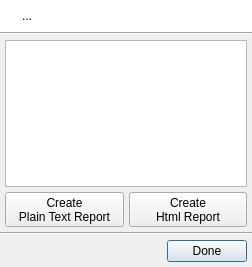
UltraStar-Deluxe/UltraStar-Manager, file uman/src/QUReportDialog.ui: the form before one commit.
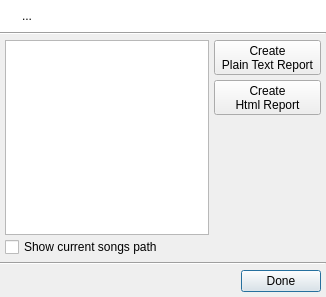
The form after the commit. Icons and pictures are not drawn.

Commit message: custom tags in reports, song file property data (e.g. file path) for reports

What changed in the file:
```diff
--- a/uman/src/QUReportDialog.ui
+++ b/uman/src/QUReportDialog.ui
@@ -5,8 +5,8 @@
    <rect>
     <x>0</x>
     <y>0</y>
-    <width>252</width>
-    <height>267</height>
+    <width>326</width>
+    <height>297</height>
    </rect>
   </property>
   <property name="windowTitle" >
@@ -15,20 +15,11 @@
   <property name="windowIcon" >
    <iconset resource="images/uman.qrc" >:/control/report.png</iconset>
   </property>
-  <layout class="QVBoxLayout" >
+  <layout class="QVBoxLayout" name="verticalLayout_5" >
    <property name="spacing" >
     <number>0</number>
    </property>
-   <property name="leftMargin" >
-    <number>0</number>
-   </property>
-   <property name="topMargin" >
-    <number>0</number>
-   </property>
-   <property name="rightMargin" >
-    <number>0</number>
-   </property>
-   <property name="bottomMargin" >
+   <property name="margin" >
     <number>0</number>
    </property>
    <item>
@@ -147,21 +138,17 @@
     </widget>
    </item>
    <item>
-    <layout class="QVBoxLayout" >
+    <layout class="QHBoxLayout" name="horizontalLayout" >
      <property name="spacing" >
       <number>5</number>
      </property>
-     <property name="leftMargin" >
+     <property name="margin" >
       <number>5</number>
      </property>
-     <property name="topMargin" >
-      <number>5</number>
-     </property>
-     <property name="rightMargin" >
-      <number>5</number>
-     </property>
-     <property name="bottomMargin" >
-      <number>5</number>
+     <item>
+      <layout class="QVBoxLayout" name="verticalLayout_3" >
+       <property name="spacing" >
+        <number>2</number>
      </property>
      <item>
       <widget class="QListWidget" name="reportList" >
@@ -183,7 +170,19 @@
       </widget>
      </item>
      <item>
-      <layout class="QHBoxLayout" >
+        <widget class="QCheckBox" name="showBaseDirChk" >
+         <property name="text" >
+          <string>Show current songs path</string>
+         </property>
+        </widget>
+       </item>
+      </layout>
+     </item>
+     <item>
+      <layout class="QVBoxLayout" name="verticalLayout" >
+       <property name="spacing" >
+        <number>5</number>
+       </property>
        <item>
         <widget class="QToolButton" name="createPlainTextBtn" >
          <property name="enabled" >
@@ -233,6 +232,19 @@
          </property>
         </widget>
        </item>
+       <item>
+        <spacer name="verticalSpacer" >
+         <property name="orientation" >
+          <enum>Qt::Vertical</enum>
+         </property>
+         <property name="sizeHint" stdset="0" >
+          <size>
+           <width>20</width>
+           <height>40</height>
+          </size>
+         </property>
+        </spacer>
+       </item>
       </layout>
      </item>
     </layout>
```
Left out of the diff: 14 changed lines with no effect on the pictures. Lines whose indentation alone changed are shown as unchanged. The commit also changes 16 other files.
